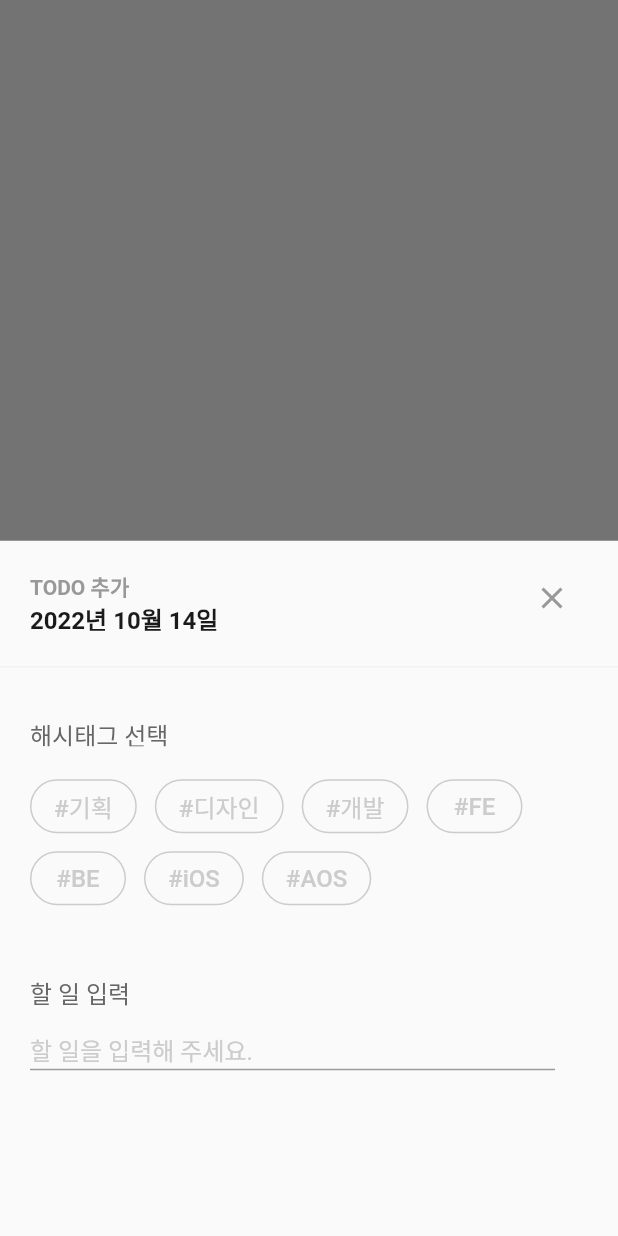
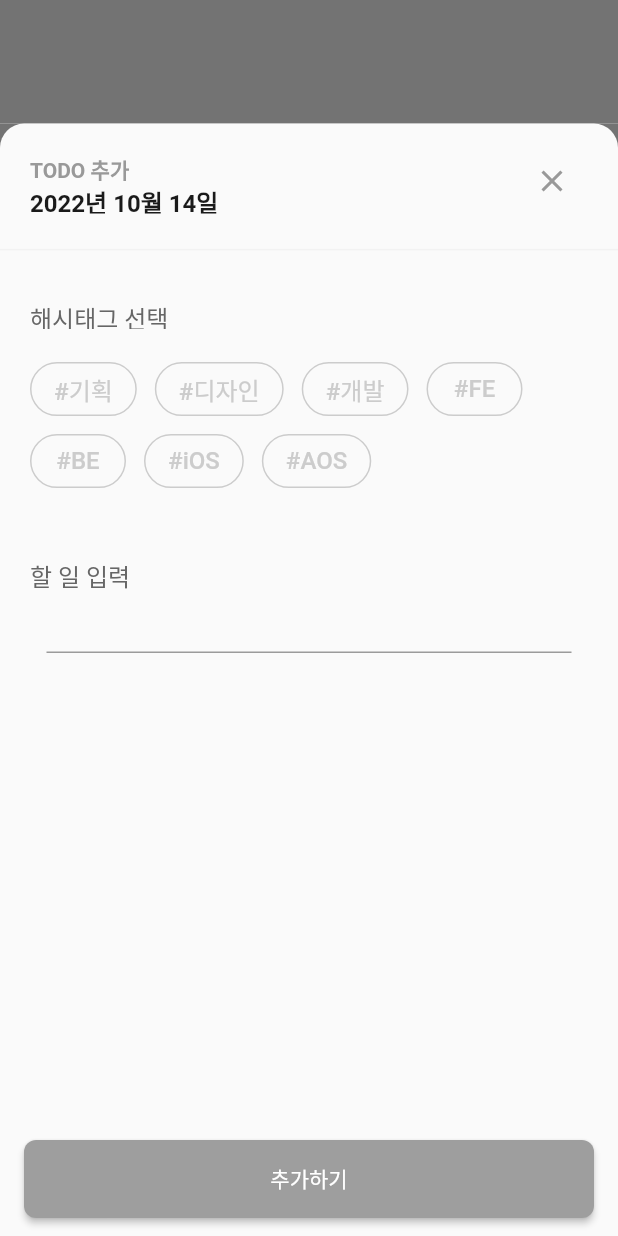
Before and after one commit to Hipspot/hipspot-toyproject-flutter, a Flutter app: the screen it shows after launch, after a tap on the "add" icon, on a phone screen of 412 x 824 dp. Run offline on Flutter 3.47's test engine with Material 2 defaults, Android fonts, the phone set to English and light mode, and no system bars.

Commit message:
All done

```diff
--- a/lib/main.dart
+++ b/lib/main.dart
@@ -29,7 +29,6 @@ class MyHomePage extends StatefulWidget {
 }
 
 class _MyHomePageState extends State<MyHomePage> {
-  final String _selectedItem = '';
   String getToday() {
     DateTime now = DateTime.now();
     DateFormat formatter = DateFormat('yyyy년 MM월 dd일');
@@ -39,37 +38,34 @@ class _MyHomePageState extends State<MyHomePage> {
   @override
   Widget build(BuildContext context) {
     return Scaffold(
-        body: Center(
-            child: Column(
-              mainAxisAlignment: MainAxisAlignment.center,
-              children: [
-                FloatingActionButton(
+      floatingActionButton: FloatingActionButton(
         backgroundColor: Colors.pink,
-                  onPressed: () => _onButtonPressed(),
+        onPressed: () {
+          _onButtonPressed();
+        },
         child: Icon(Icons.add),
       ),
-                Text(
-                  _selectedItem,
-                  style: TextStyle(fontSize: 30),
-                )
-              ],
-            )
-        )
     );
   }
 
   void _onButtonPressed() {
     showModalBottomSheet(
         context: context,
+        isScrollControlled: true,   // Set the BottomSheet to be expanded more
         builder: (context) {
           return Container(
+            color: Color(0xff737373),
+            height: MediaQuery.of(context).size.height*0.9,   // Height of the phone * 0.9
+            child: Container(
               decoration: BoxDecoration(
+                  color: Theme.of(context).canvasColor,   // The default color of MaterialType.canvas material
                   borderRadius: BorderRadius.only(
-                  topLeft: Radius.circular(10),
-                  topRight: Radius.circular(10)
+                    topLeft: Radius.circular(16),
+                    topRight: Radius.circular(16)
                   )
                 ),
               child: _buildBottomNavigationMenu(),
+            ),
           );
         }
     );
@@ -77,11 +73,14 @@ class _MyHomePageState extends State<MyHomePage> {
 
   Column _buildBottomNavigationMenu() {
     return Column(
+
       children: [
-        Row(
+        Column(
+          children: [
+            Row(    // The first two lines with X icon
               mainAxisAlignment: MainAxisAlignment.spaceBetween,
               children: [
-            Column(
+                Column(     // The first two lines
                   crossAxisAlignment: CrossAxisAlignment.start,
                   children: [
                     Padding(
@@ -116,18 +115,20 @@ class _MyHomePageState extends State<MyHomePage> {
                     ),
                   ],
                 ),
-            Padding(
+                Padding(    // X icon which works to close the bottom sheet
                     padding: EdgeInsets.fromLTRB(0, 0, 20, 0),
                     child:
                     IconButton(
-                  onPressed: () {},
+                      onPressed: () {
+                        Navigator.pop(context);
+                      },
                       icon: Icon(Icons.close),
                       color: Color(0xff999999),
                     )
                 ),
               ],
             ),
-        Divider(
+            Divider(    // The line
               thickness: 1,
               color: Color(0xffF2F2F2),
             ),
@@ -178,41 +179,20 @@ class _MyHomePageState extends State<MyHomePage> {
                           ],
                         )
                     ),
-                Padding(
-                    padding: EdgeInsets.fromLTRB(20, 40, 0, 0),
-                    child: Text(
-                      '할 일 입력',
-                      style: TextStyle(
-                        fontSize: 16,
-                        color: Color(0xff666666),
-                      ),
-                    )
-                ),
-                Padding(
-                    padding: EdgeInsets.fromLTRB(20, 16, 20, 0),
-                    child: SizedBox(
-                      width: 350,
-                      height: 24,
-                      child: TextField(
-                        decoration: InputDecoration(
-                            labelText: '할 일을 입력해 주세요.',
-                            labelStyle: TextStyle(
-                              color: Color(0xffCCCCCC),
-                              fontSize: 16,
-                            )
-                        ),
-                      ),
-                    )
-                )
                   ],
                 ),
               ],
             ),
           ],
+        ),
+        Test(),
+      ],
     );
   }
 }
 
+
+// Setting spreading color when tapping on the button
 MaterialStateProperty<Color> getColor(Color color, Color colorPressed) {
   getColor(Set<MaterialState> states) {
     if(states.contains(MaterialState.pressed)) {
@@ -225,6 +205,7 @@ MaterialStateProperty<Color> getColor(Color color, Color colorPressed) {
 }
 
 
+// Hashtag Button
 class HashtagButton extends StatefulWidget {
   final String text;
   const HashtagButton({Key? key, required this.text}) : super(key: key);
@@ -259,3 +240,101 @@ class _HashtagButtonState extends State<HashtagButton> {
     );
   }
 }
+
+
+
+
+// '할 일 입력', TextField, Button all included (colors changing in real time)
+class Test extends StatefulWidget {
+  const Test({Key? key}) : super(key: key);
+
+  @override
+  State<Test> createState() => _TestState();
+}
+
+class _TestState extends State<Test> {
+  bool _isFilled = false;
+
+  @override
+  Widget build(BuildContext context) {
+    return  Expanded(
+      child: Column(
+        //mainAxisAlignment: MainAxisAlignment.spaceBetween,
+        crossAxisAlignment: CrossAxisAlignment.start,
+        children: [
+          Column(
+            children: [
+              Padding(
+                  padding: EdgeInsets.fromLTRB(20, 40, 0, 0),
+                  child: Text(
+                    '할 일 입력',
+                    style: TextStyle(
+                      fontSize: 16,
+                      color: Color(0xff666666),
+                    ),
+                    textAlign: TextAlign.start,
+                  )
+              ),
+
+            ],
+          ),
+          Expanded(
+            child: Column(
+              mainAxisAlignment: MainAxisAlignment.spaceBetween,
+              children: [
+                Padding(
+                    padding: EdgeInsets.fromLTRB(20, 16, 20, 0),
+                    child: SizedBox(
+                      width: 350,
+                      height: 24,
+                      child: TextField(
+                        decoration: InputDecoration(
+                            focusedBorder: UnderlineInputBorder(
+                                borderSide: BorderSide(color: Colors.pink)
+                            ),
+                            hintText: '할 일을 입력해 주세요.',
+                            hintStyle: TextStyle(
+                                color: Color(0xffCCCCCC),
+                                fontSize: 16,
+                                height: 20
+                            )
+                        ),
+                        onChanged: (value) {
+                          setState(() {
+                            if(value.isEmpty) {
+                              _isFilled = false;
+                            } else {
+                              _isFilled = true;
+                            }
+                          });
+                        },
+                      ),
+                    )
+                ),
+                Padding(
+                  padding: EdgeInsets.fromLTRB(16, 0, 16, MediaQuery.of(context).viewInsets.bottom + 12),
+                  child: SizedBox(
+                    width: double.infinity,
+                    height: 52,
+                    child: ElevatedButton(
+                        style: ElevatedButton.styleFrom(
+                          backgroundColor: _isFilled ? Colors.pink : Colors.grey,
+                          shape: RoundedRectangleBorder(borderRadius: BorderRadius.circular(8.0)),
+                        ),
+                        onPressed: () {
+
+                        },
+                        child: Text('추가하기')
+                    ),
+                  ),
+                ),
+              ],
+            ),
+          )
+        ],
+      ),
+
+    )
+    ;
+  }
+}
```
Lines whose indentation alone changed are shown as unchanged.
